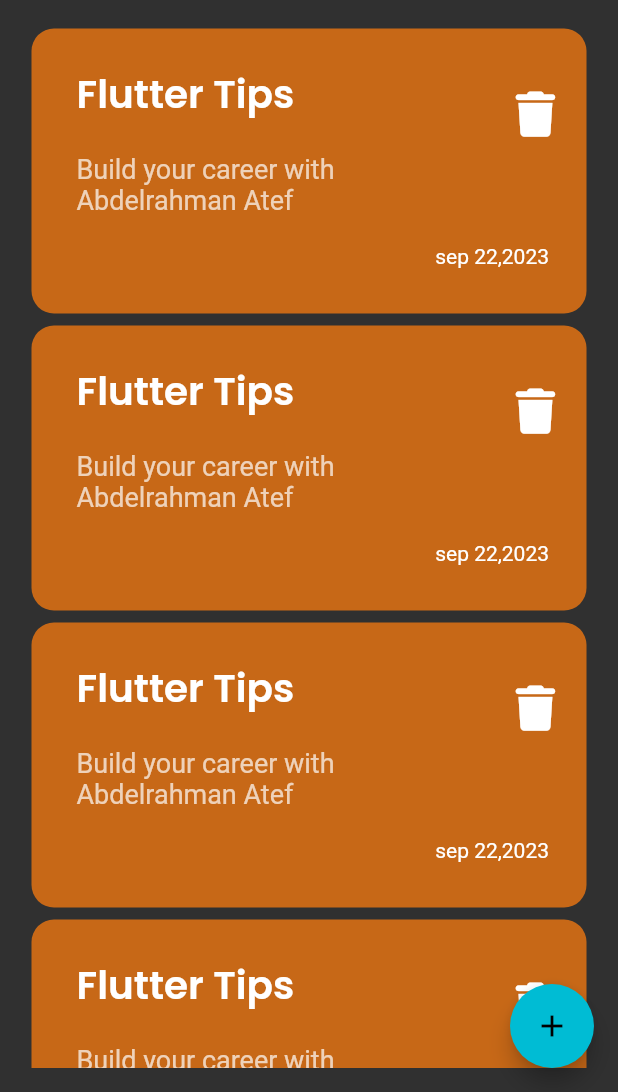
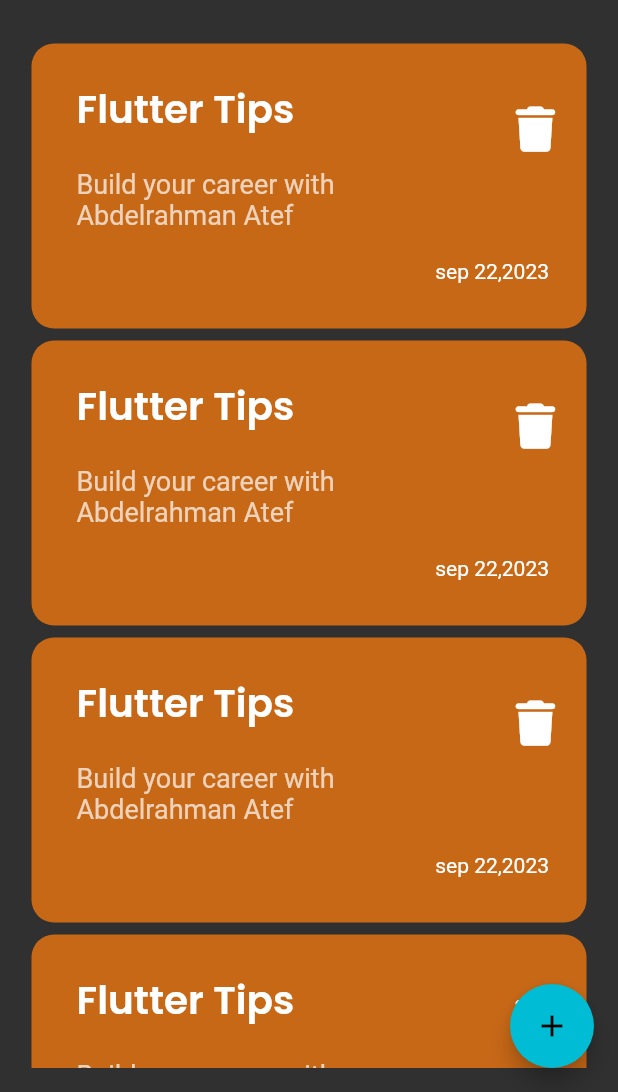
Before and after one commit to hesham2002/Notes_App, a Flutter app: the screen it shows after launch, on a phone screen of 412 x 824 dp, the part 144-1236 px from its top. Run offline on Flutter 3.47's test engine with Material 2 defaults, Android fonts, the phone set to English and light mode, and no system bars; our stand-ins replace font_awesome_flutter, google_fonts.

Commit message:
create note model

```diff
--- a/lib/views/notes_view_body.dart
+++ b/lib/views/notes_view_body.dart
@@ -17,7 +17,9 @@ class NotesViewBody extends StatelessWidget {
             height: 30,
           ),
           CustomAppBar(text: 'Notes',icon: FontAwesomeIcons.magnifyingGlass),
-
+          SizedBox(
+            height: 10,
+          ),
           Expanded(
               child: NotesListView(),
           ),
```
Also changed, not shown: lib/models/note_model.dart (added, +12 -0 lines).
